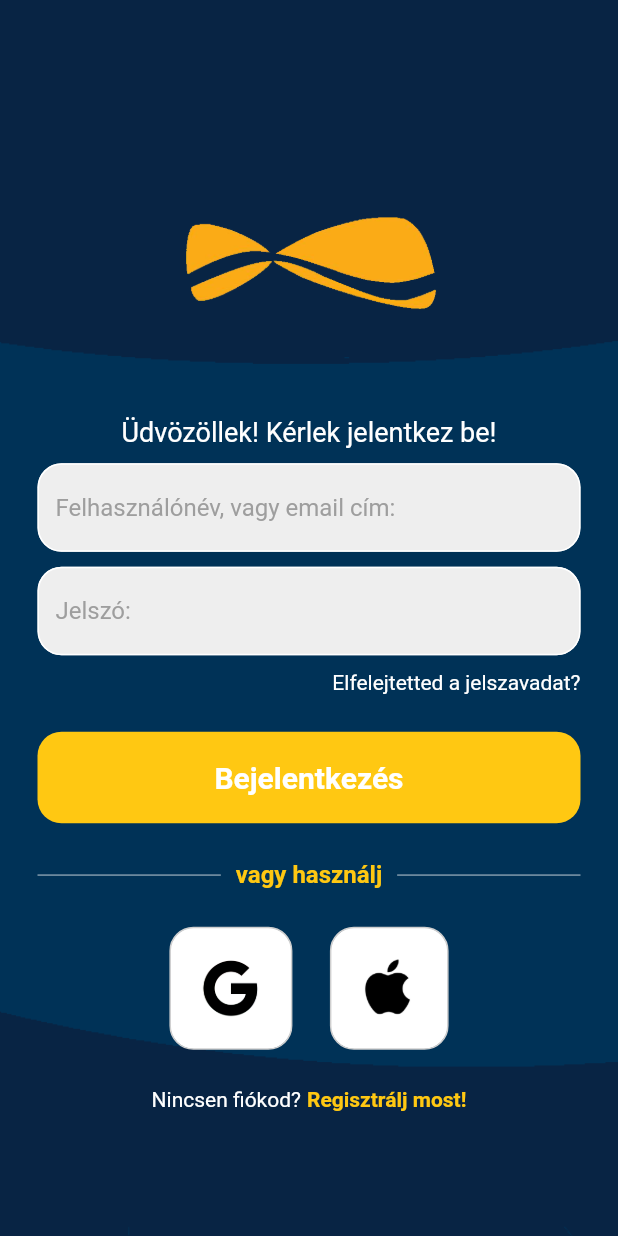
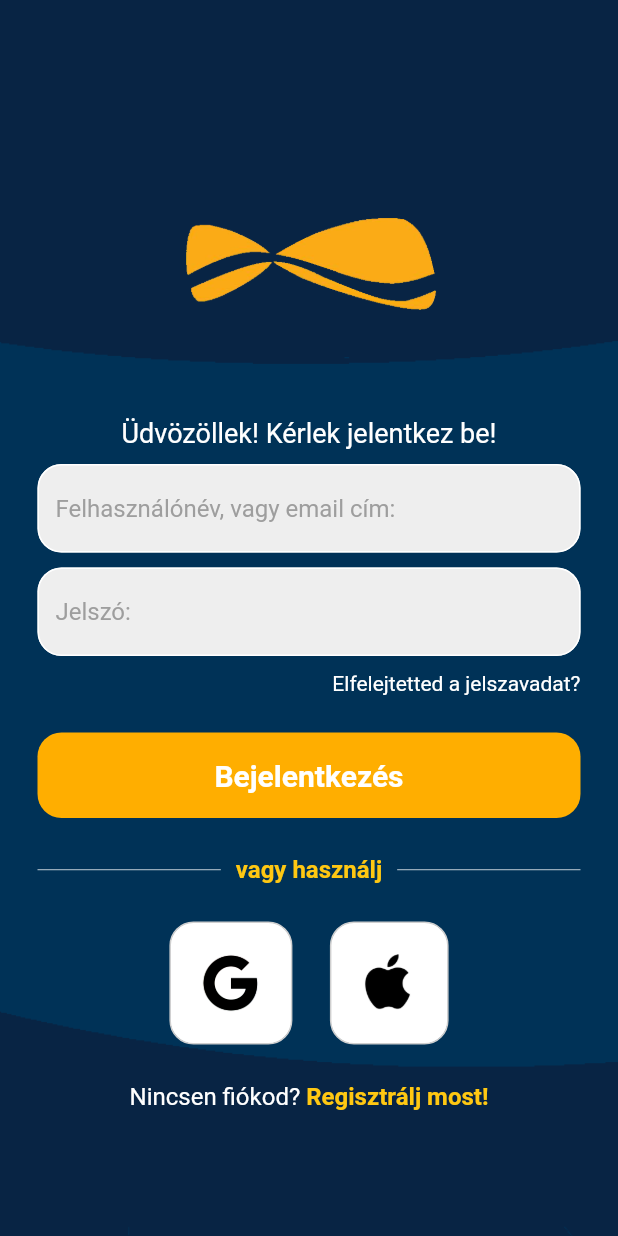
Before and after one commit to nikkeisadev/Fishingline, a Flutter app: the screen it shows after launch, on a phone screen of 412 x 824 dp. Run offline on Flutter 3.47's test engine with Material 2 defaults, Android fonts, the phone set to English and light mode, and no system bars.

Commit message:
Some small changes in the UI. :bug:

```diff
--- a/main/fishingline/lib/components/buttonentry.dart
+++ b/main/fishingline/lib/components/buttonentry.dart
@@ -9,10 +9,10 @@ class ButtonEntry extends StatelessWidget {
     return GestureDetector(
       onTap: onTap,
       child: Container(
-        padding: const EdgeInsets.all(19),
+        padding: const EdgeInsets.all(17),
         margin: const EdgeInsets.symmetric(horizontal: 25),
         decoration: BoxDecoration(
-          color: const Color.fromARGB(255, 255, 200, 18),
+          color: const Color.fromARGB(255, 255, 174, 0),
           borderRadius: BorderRadius.circular(16)),
         child: const Center(
           child: Text(
--- a/main/fishingline/lib/components/textfield.dart
+++ b/main/fishingline/lib/components/textfield.dart
@@ -26,7 +26,7 @@ class UserTextField extends StatelessWidget {
           ),
           focusedBorder: OutlineInputBorder(
             borderRadius: BorderRadius.circular(16),
-            borderSide: const BorderSide(color: Color.fromARGB(255, 255, 238, 0)),
+            borderSide: const BorderSide(color: Color.fromARGB(255, 255, 187, 0), width: 4,),
           ),
           fillColor: Colors.grey.shade200,
           filled: true,
--- a/main/fishingline/lib/pages/login.dart
+++ b/main/fishingline/lib/pages/login.dart
@@ -150,12 +150,19 @@ class Login extends StatelessWidget{
                 children: [
                 Text(
                   'Nincsen fiókod?',
-                  style: TextStyle(color: Color.fromARGB(255, 255, 255, 255)),
+                  style: TextStyle(
+                    color: Color.fromARGB(255, 255, 255, 255),
+                    fontSize: 16,
+                    ),
                   ),
                 SizedBox(width: 4),
                 Text(
                   'Regisztrálj most!',
-                  style: TextStyle(color: Color.fromARGB(255, 255, 200, 18), fontWeight: FontWeight.bold),
+                  style: TextStyle(
+                    color: Color.fromARGB(255, 255, 200, 18),
+                    fontWeight: FontWeight.bold,
+                    fontSize: 16,
+                    ),
                   ),
               ],),
             ],
```
Also changed, not shown: main/fishingline/lib/images/fishingline_logo_2.png (added).
